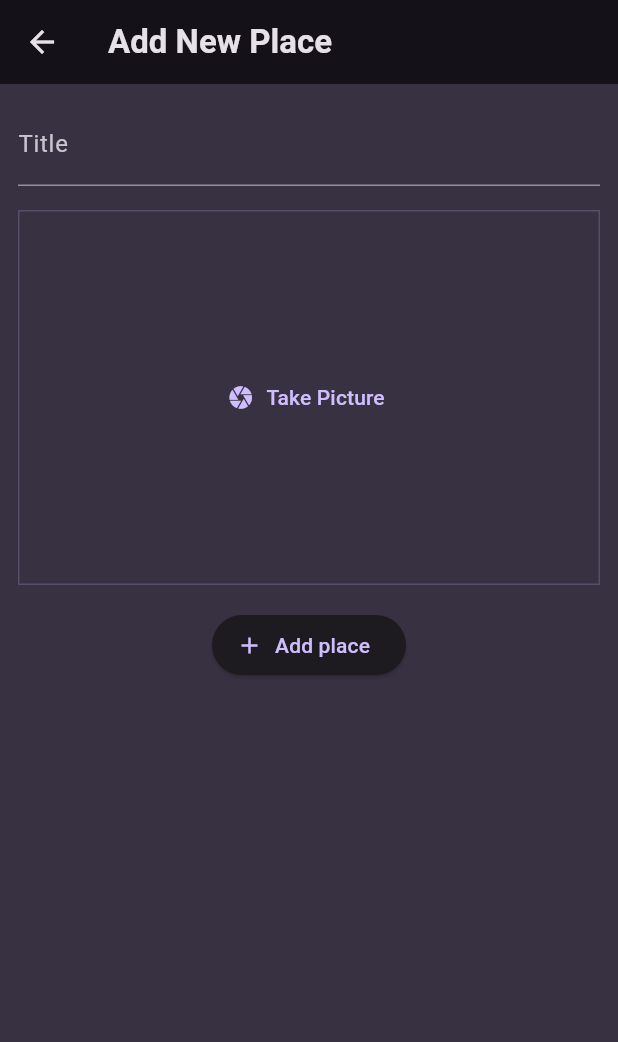
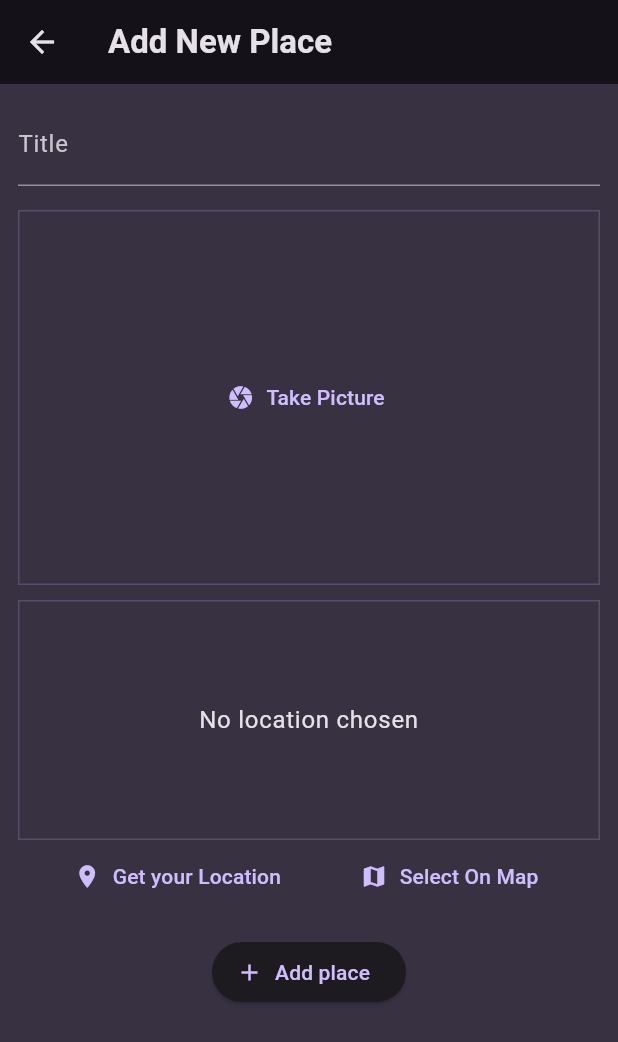
Before and after one commit to abhi-y918/Snap-Spots, a Flutter app: the screen it shows after launch, after a tap on the "add" icon, on a phone screen of 412 x 824 dp. Shown: the top 1042 px of the screen. Run offline on Flutter 3.47's test engine with Material 3 defaults, Android fonts, the phone set to English and light mode, and no system bars; our stand-ins replace flutter_riverpod, google_fonts, image_picker, location.

Commit message:
Taking location input and google API

```diff
--- a/lib/models/place.dart
+++ b/lib/models/place.dart
@@ -1,10 +1,13 @@
+import 'dart:io';
+
 import 'package:flutter/material.dart';
 import 'package:uuid/uuid.dart';
 
 final uuid = const Uuid();
 
 class Place{
-  Place ({required this.title}):id = uuid.v4() ;
+  Place ({required this.title , required this.image}):id = uuid.v4() ;
   final String id;
   final String title;
+  final File image;
 }
--- a/lib/providers/user_places.dart
+++ b/lib/providers/user_places.dart
@@ -1,12 +1,12 @@
 import 'package:flutter_riverpod/flutter_riverpod.dart';
 import 'package:flutter_riverpod/legacy.dart';
 import 'package:snap_spots/models/place.dart';
-
+import 'dart:io';
 class UserplacesNotifier extends StateNotifier<List<Place>>{
   UserplacesNotifier() : super(const[]);
 
-  void addplace(String title){
-    final newplace = Place(title :title);
+  void addplace(String title,File image){
+    final newplace = Place(title :title,image: image );
     state = [newplace, ...state];
   }
 }
--- a/lib/screens/add_place.dart
+++ b/lib/screens/add_place.dart
@@ -2,6 +2,9 @@
 import 'package:flutter_riverpod/flutter_riverpod.dart';
 import 'package:snap_spots/providers/user_places.dart';
 import 'package:snap_spots/widgets/image_input.dart';
+import 'dart:io';
+
+import 'package:snap_spots/widgets/location_input.dart';
 
 class AddplaceScreen extends ConsumerStatefulWidget{
   const AddplaceScreen ({super.key});
@@ -13,16 +16,18 @@
 }
 class _AddplaceScreen extends ConsumerState<AddplaceScreen>{
   final _titlecontroller = TextEditingController();
+  File? _selectedimage;
 
   void _saveplace(){
     final enteredtitle = _titlecontroller.text;
 
-    if( enteredtitle.isEmpty){
+    if( enteredtitle.isEmpty || _selectedimage==null){
       return ;
     }
 
-    ref.read(userplaceProvider.notifier).addplace(enteredtitle);
-
+    ref
+        .read(userplaceProvider.notifier)
+        .addplace(enteredtitle,_selectedimage!,);
     Navigator.of(context).pop();
   }
 
@@ -50,7 +55,14 @@
             ),
             //Image Input
             const SizedBox(height: 16,),
-            ImageInput(),
+            ImageInput(
+              onPickImage: (
+                  image){
+                _selectedimage = image;
+                },
+            ),
+            const SizedBox(height: 10,),
+            Locationinput(),
             const SizedBox(height: 16,),
             ElevatedButton.icon(
                 onPressed: _saveplace,
--- a/lib/screens/places.dart
+++ b/lib/screens/places.dart
@@ -26,9 +26,12 @@
           )
         ],
       ),
-      body: PlacesList(
+      body: Padding(
+        padding: const EdgeInsets.all(8.0),
+        child: PlacesList(
           places: userPlaces,
-      ),
+        ),
+      )
     );
   }
 }
--- a/lib/widgets/image_input.dart
+++ b/lib/widgets/image_input.dart
@@ -3,7 +3,9 @@
 import 'dart:io';
 
 class ImageInput extends StatefulWidget{
-  const ImageInput({super.key});
+  const ImageInput({super.key,required this.onPickImage});
+
+  final void Function (File image)onPickImage;
 
   @override
   State<ImageInput> createState() {
@@ -22,8 +24,7 @@
     setState(() {
       _selectedimage = File(pickedimage.path);
     });
-
-
+    widget.onPickImage(_selectedimage!);
   }
   @override
   Widget build(BuildContext context) {
--- /dev/null
+++ b/lib/widgets/location_input.dart
@@ -0,0 +1,100 @@
+import 'package:flutter/material.dart';
+import 'package:location/location.dart';
+import 'package:http/http.dart'as http;
+import 'dart:convert';
+
+class Locationinput extends StatefulWidget{
+  const Locationinput({super.key});
+  @override
+  State<StatefulWidget> createState() {
+    return _locationinputState();
+
+  }
+}
+class _locationinputState extends State<Locationinput>{
+  Location? _ispickedlocation;
+
+  var _isgettinglocation = false;
+  void _getcurrentlocation() async{
+    Location location = Location();
+
+    bool serviceEnabled;
+    PermissionStatus permissionGranted;
+    LocationData locationData;
+
+    serviceEnabled = await location.serviceEnabled();
+    if (!serviceEnabled) {
+      serviceEnabled = await location.requestService();
+      if (!serviceEnabled) {
+        return;
+      }
+    }
+
+    permissionGranted = await location.hasPermission();
+    if (permissionGranted == PermissionStatus.denied) {
+      permissionGranted = await location.requestPermission();
+      if (permissionGranted != PermissionStatus.granted) {
+        return;
+      }
+    }
+    setState(() {
+      _isgettinglocation=true;
+    });
+
+    locationData = await location.getLocation();
+    // final lat= locationData.latitude;
+    // final long=locationData.longitude;
+    //  as it use google map api i need a card for billing so from we only see the method by which we can apply that.
+    // final url = Uri.parse('https:maps.googleapis....$lat,$long..something like that = OUR_API_KEY');
+    // final response = await http.get(url);
+    // final data =json.decode(response.body);
+    // final address= data['results'][0]['formatted Address'];
+    setState(() {
+      _isgettinglocation=false;
+    });
+
+  }
+  @override
+  Widget build(BuildContext context) {
+    Widget previewContent= Text('No location chosen',
+      textAlign: TextAlign.center,
+      style: Theme.of(context).textTheme.bodyLarge!.copyWith(
+        color: Theme.of(context).colorScheme.onBackground,
+      ),
+    );
+    if(_isgettinglocation){
+      previewContent = const CircularProgressIndicator();
+    }
+    return Column(
+      children: [
+        Container(
+          height: 160,
+          width: double.infinity,
+          alignment: Alignment.center,
+          decoration: BoxDecoration(
+              border: Border.all(
+                width: 1,
+                color: Theme.of(context).colorScheme.primary.withOpacity(0.2),
+              )
+          ),
+          child:previewContent,
+        ),
+        Row(
+          mainAxisAlignment: MainAxisAlignment.spaceEvenly,
+          children: [
+            TextButton.icon(
+              onPressed: _getcurrentlocation,
+              icon: const Icon(Icons.location_on),
+              label: const Text('Get your Location'),
+            ),
+            TextButton.icon(
+              onPressed: (){},
+              icon: const Icon(Icons.map),
+              label: const Text('Select On Map'),
+            ),
+          ],
+        )
+      ],
+    );
+  }
+}
--- a/lib/widgets/places_list.dart
+++ b/lib/widgets/places_list.dart
@@ -21,6 +21,10 @@
     return ListView.builder(
         itemCount: places.length,
         itemBuilder: (ctx,index)=>ListTile(
+          leading: CircleAvatar(
+            radius: 26,
+            backgroundImage: FileImage(places[index].image),
+          ),
           title: Text(
             places[index].title,
             style: Theme.of(context).textTheme.titleMedium!.copyWith(
--- a/pubspec.yaml
+++ b/pubspec.yaml
@@ -38,6 +38,8 @@
   uuid: ^4.5.1
   flutter_riverpod: ^3.0.3
   image_picker: ^1.2.0
+  location: ^8.0.1
+  http: ^1.5.0
 
 dev_dependencies:
   flutter_test:
```
Also changed, not shown: lib/screens/place_details.dart (+8 -6 lines), pubspec.lock, 2 other files.
